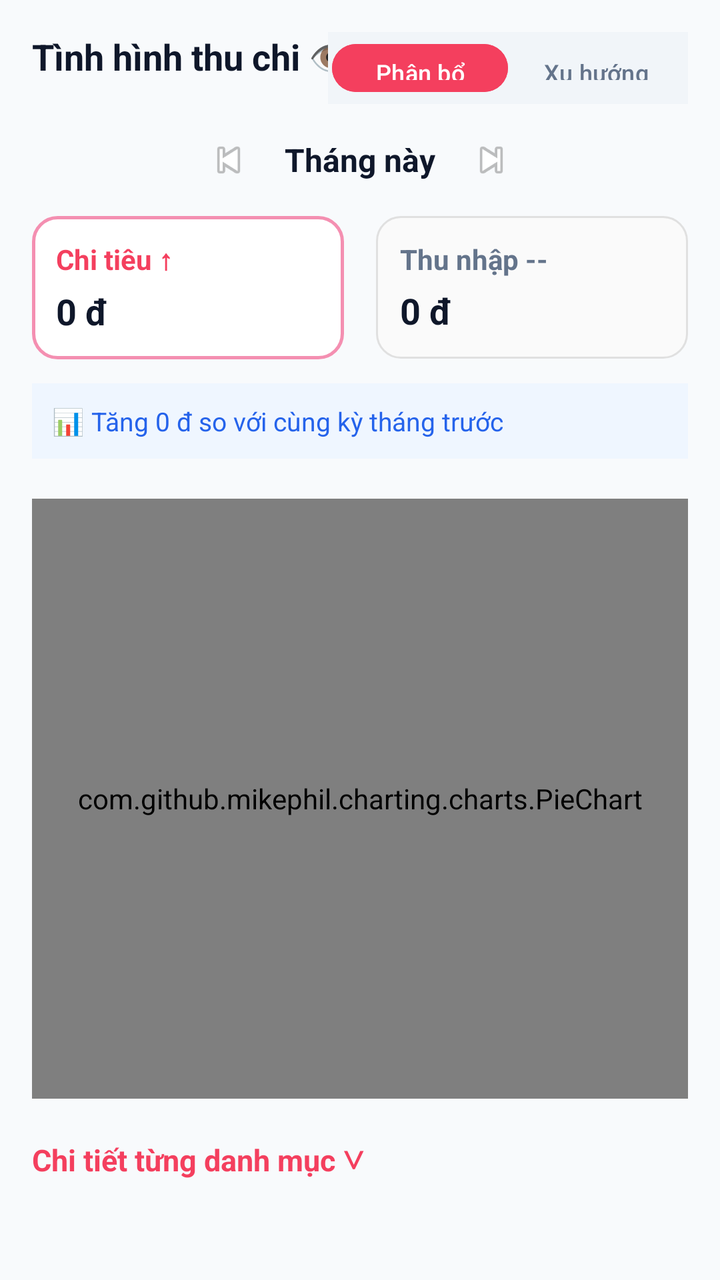
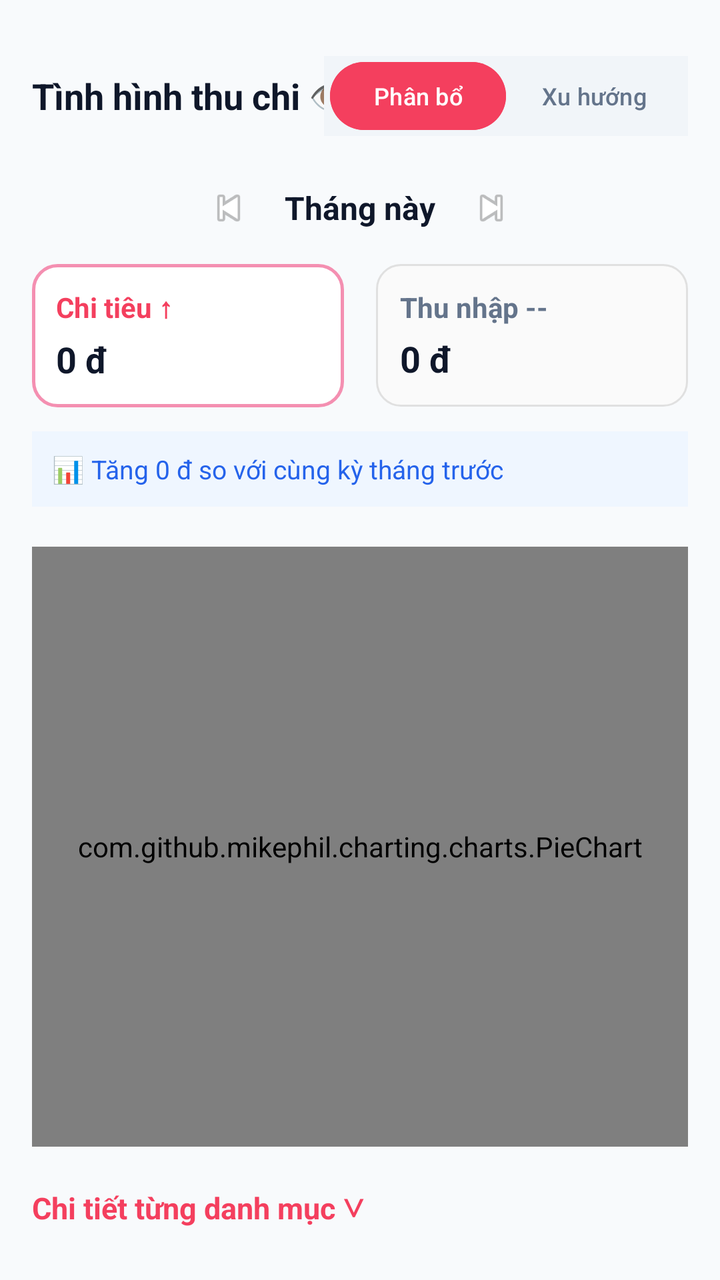

Compare the two renders of this Android layout. The source of the first and the diff that turns it into the second are given below.
<!-- AndroidManifest.xml: application theme Theme.AppQuanLyChiTieu -->
<!-- res/layout/fragment_statistic.xml -->
<?xml version="1.0" encoding="utf-8"?>
<ScrollView xmlns:android="http://schemas.android.com/apk/res/android"
    android:layout_width="match_parent"
    android:layout_height="match_parent"
    android:background="#F8FAFC"
    android:padding="16dp">

    <LinearLayout
        android:layout_width="match_parent"
        android:layout_height="wrap_content"
        android:orientation="vertical">

        
        <RelativeLayout
            android:layout_width="match_parent"
            android:layout_height="wrap_content">

            <TextView
                android:layout_width="wrap_content"
                android:layout_height="wrap_content"
                android:text="Tình hình thu chi 👁"
                android:textColor="#0F172A"
                android:textSize="18sp"
                android:textStyle="bold" />

            <LinearLayout
                android:layout_width="wrap_content"
                android:layout_height="36dp"
                android:layout_alignParentEnd="true"
                android:background="#F1F5F9"
                android:padding="2dp">

                <Button
                    android:id="@+id/btnTabPhanBo"
                    android:layout_width="wrap_content"
                    android:layout_height="match_parent"
                    android:backgroundTint="#F43F5E"
                    android:paddingHorizontal="12dp"
                    android:text="Phân bổ"
                    android:textColor="#FFFFFF"
                    android:textSize="12sp" />

                <Button
                    android:id="@+id/btnTabXuHuong"
                    android:layout_width="wrap_content"
                    android:layout_height="match_parent"
                    android:backgroundTint="@android:color/transparent"
                    android:paddingHorizontal="12dp"
                    android:text="Xu hướng"
                    android:textColor="#64748B"
                    android:textSize="12sp" />
            </LinearLayout>
        </RelativeLayout>

        
        <LinearLayout
            android:layout_width="match_parent"
            android:layout_height="wrap_content"
            android:layout_marginTop="16dp"
            android:gravity="center"
            android:orientation="horizontal">

            <ImageView
                android:id="@+id/btnPrevMonth"
                android:layout_width="24dp"
                android:layout_height="24dp"
                android:src="@android:drawable/ic_media_previous" />

            <TextView
                android:id="@+id/tvTimePeriod"
                android:layout_width="wrap_content"
                android:layout_height="wrap_content"
                android:layout_marginHorizontal="16dp"
                android:text="Tháng này"
                android:textColor="#0F172A"
                android:textSize="16sp"
                android:textStyle="bold" />

            <ImageView
                android:id="@+id/btnNextMonth"
                android:layout_width="24dp"
                android:layout_height="24dp"
                android:src="@android:drawable/ic_media_next" />
        </LinearLayout>

        
        <LinearLayout
            android:layout_width="match_parent"
            android:layout_height="wrap_content"
            android:layout_marginTop="16dp"
            android:orientation="horizontal">

            <LinearLayout
                android:id="@+id/boxExpense"
                android:layout_width="0dp"
                android:layout_height="wrap_content"
                android:layout_marginEnd="8dp"
                android:layout_weight="1"
                android:background="@drawable/bg_card_outline_pink"
                android:orientation="vertical"
                android:padding="12dp">

                <TextView
                    android:id="@+id/lblExpense"
                    android:layout_width="wrap_content"
                    android:layout_height="wrap_content"
                    android:text="Chi tiêu ↑"
                    android:textColor="#F43F5E"
                    android:textStyle="bold" />

                <TextView
                    android:id="@+id/tvExpenseAmount"
                    android:layout_width="wrap_content"
                    android:layout_height="wrap_content"
                    android:layout_marginTop="4dp"
                    android:text="0 đ"
                    android:textColor="#0F172A"
                    android:textSize="18sp"
                    android:textStyle="bold" />
            </LinearLayout>

            <LinearLayout
                android:id="@+id/boxIncome"
                android:layout_width="0dp"
                android:layout_height="wrap_content"
                android:layout_marginStart="8dp"
                android:layout_weight="1"
                android:background="@drawable/bg_card_light_gray"
                android:orientation="vertical"
                android:padding="12dp">

                <TextView
                    android:id="@+id/lblIncome"
                    android:layout_width="wrap_content"
                    android:layout_height="wrap_content"
                    android:text="Thu nhập --"
                    android:textColor="#64748B"
                    android:textStyle="bold" />

                <TextView
                    android:id="@+id/tvIncomeAmount"
                    android:layout_width="wrap_content"
                    android:layout_height="wrap_content"
                    android:layout_marginTop="4dp"
                    android:text="0 đ"
                    android:textColor="#0F172A"
                    android:textSize="18sp"
                    android:textStyle="bold" />
            </LinearLayout>
        </LinearLayout>

        
        <TextView
            android:id="@+id/tvCompareText"
            android:layout_width="match_parent"
            android:layout_height="wrap_content"
            android:layout_marginTop="12dp"
            android:background="#EFF6FF"
            android:padding="10dp"
            android:text="📊 Tăng 0 đ so với cùng kỳ tháng trước"
            android:textColor="#2563EB"
            android:textSize="13sp" />

        
        <LinearLayout
            android:id="@+id/layoutPhanBo"
            android:layout_width="match_parent"
            android:layout_height="wrap_content"
            android:layout_marginTop="20dp"
            android:orientation="vertical">

            <com.github.mikephil.charting.charts.PieChart
                android:id="@+id/pieChart"
                android:layout_width="match_parent"
                android:layout_height="300dp" />

        </LinearLayout>

        
        <LinearLayout
            android:id="@+id/layoutXuHuong"
            android:layout_width="match_parent"
            android:layout_height="wrap_content"
            android:layout_marginTop="20dp"
            android:orientation="vertical"
            android:visibility="gone">

            <com.github.mikephil.charting.charts.BarChart
                android:id="@+id/barChart"
                android:layout_width="match_parent"
                android:layout_height="260dp" />

        </LinearLayout>

        
        <TextView
            android:id="@+id/tvCategoryTitle"
            android:layout_width="wrap_content"
            android:layout_height="wrap_content"
            android:layout_marginTop="20dp"
            android:text="Chi tiết từng danh mục ∨"
            android:textColor="#F43F5E"
            android:textSize="15sp"
            android:textStyle="bold" />

        <LinearLayout
            android:id="@+id/containerCategoryList"
            android:layout_width="match_parent"
            android:layout_height="wrap_content"
            android:layout_marginTop="12dp"
            android:orientation="vertical" />

    </LinearLayout>
</ScrollView>
<!-- resources referenced by this layout -->
<resources>
  <!-- drawable bg_card_light_gray (drawable) -->
  <?xml version="1.0" encoding="utf-8"?>
  <shape xmlns:android="http://schemas.android.com/apk/res/android">
      <solid android:color="#FAFAFA" />
      <corners android:radius="12dp" />
      <stroke
          android:width="1dp"
          android:color="#E0E0E0" />
  </shape>
  <!-- drawable bg_card_outline_pink (drawable) -->
  <?xml version="1.0" encoding="utf-8"?>
  <shape xmlns:android="http://schemas.android.com/apk/res/android">
      <solid android:color="#FFFFFF" />
      <corners android:radius="12dp" />
      <stroke
          android:width="1.5dp"
          android:color="#F48FB1" />
  </shape>
  <style name="Theme.AppQuanLyChiTieu" parent="Base.Theme.AppQuanLyChiTieu" />
  <style name="Base.Theme.AppQuanLyChiTieu" parent="Theme.Material3.DayNight.NoActionBar">
          
          
      </style>
</resources>

<!-- the commit's change to res/layout/fragment_statistic.xml (unified diff, before → after) -->
@@ -3,21 +3,25 @@
     android:layout_width="match_parent"
     android:layout_height="match_parent"
     android:background="#F8FAFC"
+    android:fitsSystemWindows="true"
     android:padding="16dp">
 
     <LinearLayout
         android:layout_width="match_parent"
         android:layout_height="wrap_content"
-        android:orientation="vertical">
+        android:orientation="vertical"
+        android:paddingTop="12dp">
 
         
         <RelativeLayout
             android:layout_width="match_parent"
-            android:layout_height="wrap_content">
+            android:layout_height="wrap_content"
+            android:layout_marginBottom="8dp">
 
             <TextView
                 android:layout_width="wrap_content"
                 android:layout_height="wrap_content"
+                android:layout_centerVertical="true"
                 android:text="Tình hình thu chi 👁"
                 android:textColor="#0F172A"
                 android:textSize="18sp"
@@ -25,17 +29,21 @@
 
             <LinearLayout
                 android:layout_width="wrap_content"
-                android:layout_height="36dp"
+                android:layout_height="40dp"
                 android:layout_alignParentEnd="true"
+                android:layout_centerVertical="true"
                 android:background="#F1F5F9"
-                android:padding="2dp">
+                android:gravity="center_vertical"
+                android:padding="3dp">
 
                 <Button
                     android:id="@+id/btnTabPhanBo"
                     android:layout_width="wrap_content"
                     android:layout_height="match_parent"
                     android:backgroundTint="#F43F5E"
-                    android:paddingHorizontal="12dp"
+                    android:insetTop="0dp"
+                    android:insetBottom="0dp"
+                    android:paddingHorizontal="14dp"
                     android:text="Phân bổ"
                     android:textColor="#FFFFFF"
                     android:textSize="12sp" />
@@ -45,7 +53,9 @@
                     android:layout_width="wrap_content"
                     android:layout_height="match_parent"
                     android:backgroundTint="@android:color/transparent"
-                    android:paddingHorizontal="12dp"
+                    android:insetTop="0dp"
+                    android:insetBottom="0dp"
+                    android:paddingHorizontal="14dp"
                     android:text="Xu hướng"
                     android:textColor="#64748B"
                     android:textSize="12sp" />
